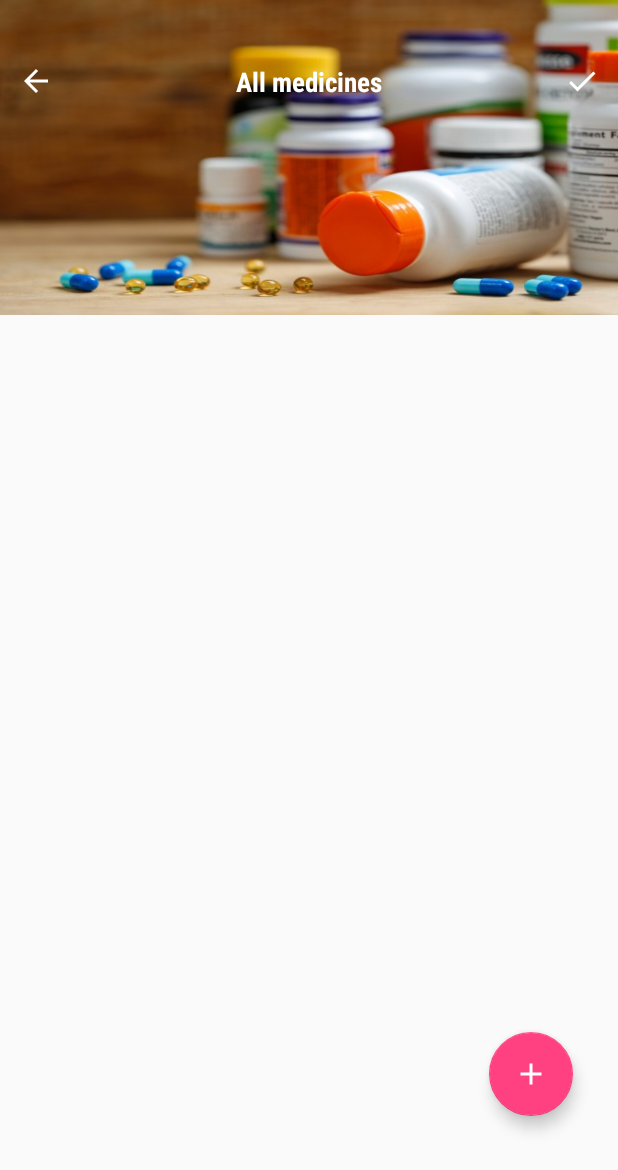
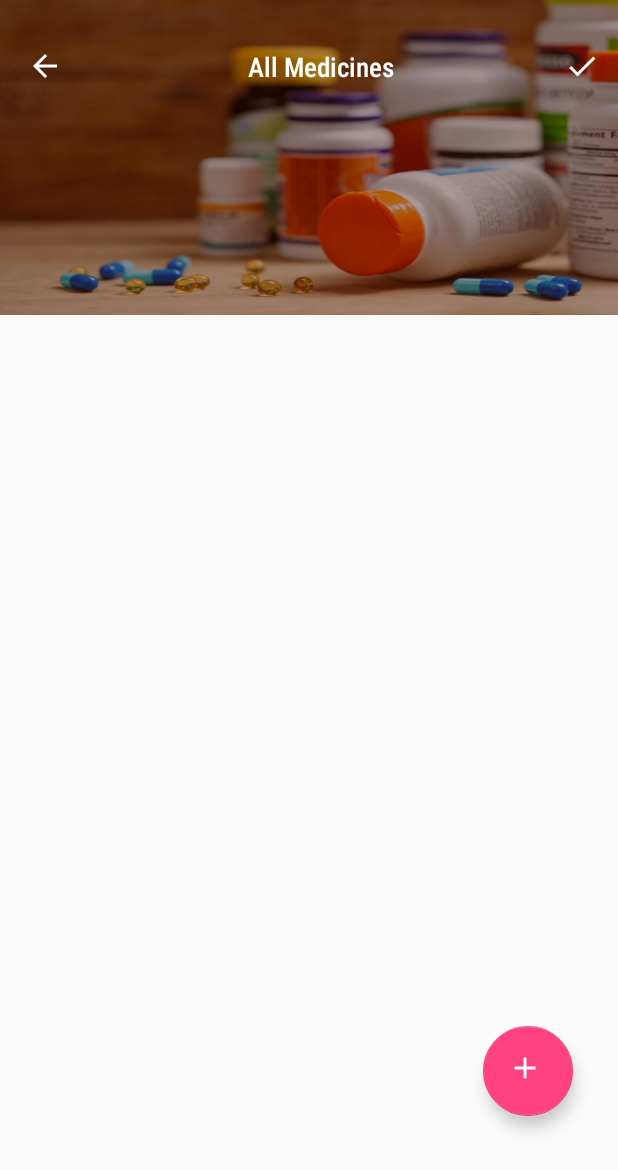
Before and after one commit to saijayant/DoctorsPrescription, an Android app: the AddMedicineActivity screen opened directly, with no data from a screen before it, on a phone screen of 412 x 824 dp. Shown: the top 1170 px of the screen. Run offline under Robolectric (Android 15) with nearby library versions, the phone set to English and light mode, and no system bars.

Commit message:
added cosmetic

```diff
--- a/app/src/main/java/com/sai_jayant/doctorprescription/AddMedicineActivity.java
+++ b/app/src/main/java/com/sai_jayant/doctorprescription/AddMedicineActivity.java
@@ -66,6 +66,37 @@ public class AddMedicineActivity extends AppCompatActivity {
 
         intUi();
 
+        appBarLayout.addOnOffsetChangedListener(new AppBarLayout.OnOffsetChangedListener() {
+            @Override
+            public void onOffsetChanged(AppBarLayout appBarLayout, int verticalOffset) {
+                int totalScroll = appBarLayout.getTotalScrollRange();
+                int currentScroll = totalScroll + verticalOffset;
+                int scrollRange = -1;
+                boolean isShow = false;
+
+
+                if ((currentScroll) < 50) {
+                    if (Build.VERSION.SDK_INT >= Build.VERSION_CODES.LOLLIPOP) {
+                        Window window = getWindow();
+                        window.clearFlags(WindowManager.LayoutParams.FLAG_TRANSLUCENT_STATUS);
+                        window.addFlags(WindowManager.LayoutParams.FLAG_DRAWS_SYSTEM_BAR_BACKGROUNDS);
+                        window.setStatusBarColor(getResources().getColor(R.color.clip_color));
+                        collapsingToolbarLayout.setTitle("Trip Expense ");
+                        collapsingToolbarLayout.setCollapsedTitleTextAppearance(R.style.CollapsedAppBar);
+                    }
+                } else {
+                    if (Build.VERSION.SDK_INT >= Build.VERSION_CODES.LOLLIPOP) {
+                        Window w = getWindow();
+                        w.addFlags(WindowManager.LayoutParams.FLAG_LAYOUT_NO_LIMITS);
+                        w.addFlags(WindowManager.LayoutParams.FLAG_TRANSLUCENT_NAVIGATION);
+                        collapsingToolbarLayout.setTitle(" ");
+                        collapsingToolbarLayout.setExpandedTitleTextAppearance(R.style.ExpandedAppBar);
+
+
+                    }
+                }
+            }
+        });
 
 
 
@@ -100,6 +131,8 @@ public class AddMedicineActivity extends AppCompatActivity {
         tick_buttom = (ImageView) findViewById(R.id.tick_buttom);
         panic_fab = (FloatingActionButton) findViewById(R.id.panic_fab);
         recyclerView = (RecyclerView) findViewById(R.id.recyclerview);
+        collapsingToolbarLayout = (CollapsingToolbarLayout) findViewById(R.id.collapsing);
+        appBarLayout = (AppBarLayout) findViewById(R.id.appbar);
 
 
         contactNumberLists = new ArrayList<Medicine>();
--- a/app/src/main/res/layout/add_medicine.xml
+++ b/app/src/main/res/layout/add_medicine.xml
@@ -1,39 +1,97 @@
 <?xml version="1.0" encoding="utf-8"?>
-<RelativeLayout xmlns:android="http://schemas.android.com/apk/res/android"
+
+<android.support.design.widget.CoordinatorLayout xmlns:android="http://schemas.android.com/apk/res/android"
+xmlns:app="http://schemas.android.com/apk/res-auto"
+xmlns:tools="http://schemas.android.com/tools"
+android:id="@+id/coordinator"
 android:layout_width="match_parent"
 android:layout_height="match_parent"
-    xmlns:app="http://schemas.android.com/apk/res-auto">
+android:fitsSystemWindows="true">
+
+<android.support.design.widget.AppBarLayout
+    android:id="@+id/appbar"
+    android:layout_width="match_parent"
+    android:layout_height="210dp"
+    android:src="#4939a4"
+
+    android:theme="@style/ThemeOverlay.AppCompat.Dark.ActionBar">
+
+    <android.support.design.widget.CollapsingToolbarLayout
+        android:id="@+id/collapsing"
+        android:layout_width="match_parent"
+        android:layout_height="match_parent"
+        android:fitsSystemWindows="true"
+        app:contentScrim="?attr/colorPrimary"
+        app:expandedTitleMarginBottom="45dp"
+        app:layout_scrollFlags="scroll|exitUntilCollapsed">
 
 
+        <FrameLayout
+            android:layout_width="match_parent"
+            android:layout_height="match_parent"
+            android:background="@drawable/medicine_oi"
+
+
+            >
+
+            <ImageView
+
+                android:id="@+id/profile_photo"
+                android:layout_width="match_parent"
+                android:layout_height="match_parent"
+                android:scaleType="fitXY"
+                android:background="#6c3d0b00"
+                app:layout_collapseMode="parallax" />
+        </FrameLayout>
 
         <RelativeLayout
+            android:layout_width="match_parent"
+            android:layout_height="match_parent"
+            android:scaleType="centerCrop"
+            app:layout_collapseMode="parallax">
+
+
+            <ImageView
+                android:id="@+id/image"
+                android:layout_width="match_parent"
+                android:layout_height="wrap_content"
+                android:layout_centerHorizontal="true"
+                android:layout_marginRight="10dp"
+                android:layout_marginTop="60dp" />
+
+
+        </RelativeLayout>
+
+        <android.support.v7.widget.Toolbar
             android:id="@+id/toolbar"
             android:layout_width="match_parent"
-            android:layout_height="210dp"
+            android:layout_height="75dp"
+            android:layout_marginTop="0dp"
+            app:layout_collapseMode="pin">
 
-            android:background="@drawable/medicine_oi">
+            <RelativeLayout
+                android:layout_width="match_parent"
+                android:layout_height="match_parent"
+                android:layout_alignParentTop="true">
 
                 <ImageView
                     android:id="@+id/backbutton"
                     android:layout_width="wrap_content"
                     android:layout_height="wrap_content"
                     android:layout_alignParentLeft="true"
-                android:layout_marginLeft="10dp"
-                android:layout_marginTop="40dp"
+                    android:layout_marginLeft="0dp"
+                    android:layout_marginTop="30dp"
                     android:padding="2dp"
                     android:src="@drawable/ic_arrow_back_black_24dp" />
 
-
                 <TextView
-                android:id="@+id/title"
                     android:layout_width="wrap_content"
                     android:layout_height="wrap_content"
                     android:layout_centerHorizontal="true"
-                android:layout_marginTop="40dp"
-                android:fontFamily="sans-serif-condensed"
+                    android:layout_marginTop="30dp"
+                    android:fontFamily="sans-serif-condensed-light"
                     android:padding="2dp"
-                android:text="All medicines"
-
+                    android:text="All Medicines"
                     android:textColor="#fff"
                     android:textSize="18sp"
                     android:textStyle="bold" />
@@ -44,24 +102,27 @@
                     android:layout_height="wrap_content"
                     android:layout_alignParentRight="true"
                     android:layout_marginRight="10dp"
-                android:layout_marginTop="40dp"
+                    android:layout_marginTop="30dp"
                     android:padding="2dp"
                     android:src="@drawable/ic_check_black_24dp" />
             </RelativeLayout>
 
-        <LinearLayout
+        </android.support.v7.widget.Toolbar>
+
+    </android.support.design.widget.CollapsingToolbarLayout>
+
+</android.support.design.widget.AppBarLayout>
+
+<android.support.v4.widget.NestedScrollView
     android:layout_width="match_parent"
-            android:layout_height="wrap_content"
-            android:layout_below="@+id/toolbar"
-            android:orientation="vertical">
+    android:layout_height="match_parent"
+    app:layout_behavior="@string/appbar_scrolling_view_behavior">
 
     <android.support.v7.widget.RecyclerView
         android:id="@+id/recyclerview"
         android:layout_width="match_parent"
         android:layout_height="wrap_content"
-                android:scrollbars="none" />
-
-        </LinearLayout>
+        android:scrollbars="none" /></android.support.v4.widget.NestedScrollView>
 
 <android.support.design.widget.FloatingActionButton
     android:id="@+id/panic_fab"
@@ -69,12 +130,12 @@
     android:layout_height="60dp"
     android:layout_marginBottom="80dp"
     android:elevation="8dp"
+    android:layout_gravity="right|bottom"
     android:layout_alignParentRight="true"
     android:layout_alignParentBottom="true"
+
     android:layout_marginRight="30dp"
     android:src="@drawable/ic_add_black_24dp"
     app:elevation="6dp"
     app:pressedTranslationZ="12dp" />
-
-
-</RelativeLayout>
+</android.support.design.widget.CoordinatorLayout>
```
Lines whose indentation alone changed are shown as unchanged.
